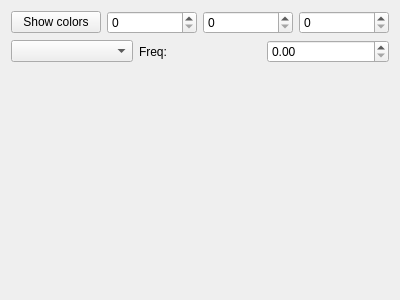
Old version of the form src/ui/ledControl/LedControlWidget.ui in the repository skye-git/qgroundcontrol-old.
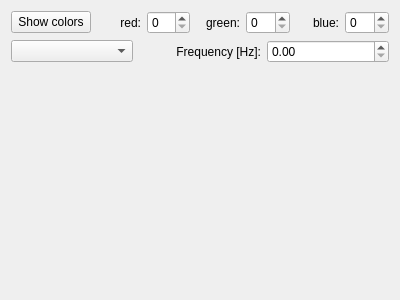
New version of the form.

The edit to the form file:
```diff
--- a/src/ui/ledControl/LedControlWidget.ui
+++ b/src/ui/ledControl/LedControlWidget.ui
@@ -20,7 +20,7 @@
       <widget class="QPushButton" name="ledColorButton">
        <property name="minimumSize">
         <size>
-         <width>40</width>
+         <width>0</width>
          <height>0</height>
         </size>
        </property>
@@ -30,13 +30,51 @@
       </widget>
      </item>
      <item>
-      <widget class="QSpinBox" name="spinBoxRed"/>
+      <widget class="QLabel" name="label">
+       <property name="text">
+        <string>red:</string>
+       </property>
+       <property name="alignment">
+        <set>Qt::AlignRight|Qt::AlignTrailing|Qt::AlignVCenter</set>
+       </property>
+      </widget>
      </item>
      <item>
       <widget class="QSpinBox" name="spinBoxGreen"/>
      </item>
      <item>
-      <widget class="QSpinBox" name="spinBoxBlue"/>
+      <widget class="QLabel" name="label_2">
+       <property name="text">
+        <string>green:</string>
+       </property>
+       <property name="alignment">
+        <set>Qt::AlignRight|Qt::AlignTrailing|Qt::AlignVCenter</set>
+       </property>
+      </widget>
+     </item>
+     <item>
+      <widget class="QSpinBox" name="spinBoxGreen">
+       <property name="toolTip">
+        <string>Green LED component</string>
+       </property>
+      </widget>
+     </item>
+     <item>
+      <widget class="QLabel" name="label_3">
+       <property name="text">
+        <string>blue:</string>
+       </property>
+       <property name="alignment">
+        <set>Qt::AlignRight|Qt::AlignTrailing|Qt::AlignVCenter</set>
+       </property>
+      </widget>
+     </item>
+     <item>
+      <widget class="QSpinBox" name="spinBoxBlue">
+       <property name="toolTip">
+        <string>Blue LED component</string>
+       </property>
+      </widget>
      </item>
     </layout>
    </item>
@@ -48,7 +86,10 @@
      <item>
       <widget class="QLabel" name="labelFrequency">
        <property name="text">
-        <string>Freq:</string>
+        <string>Frequency [Hz]:</string>
+       </property>
+       <property name="alignment">
+        <set>Qt::AlignRight|Qt::AlignTrailing|Qt::AlignVCenter</set>
        </property>
       </widget>
      </item>
```
Left out of the diff: 21 changed lines with no effect on the pictures.
